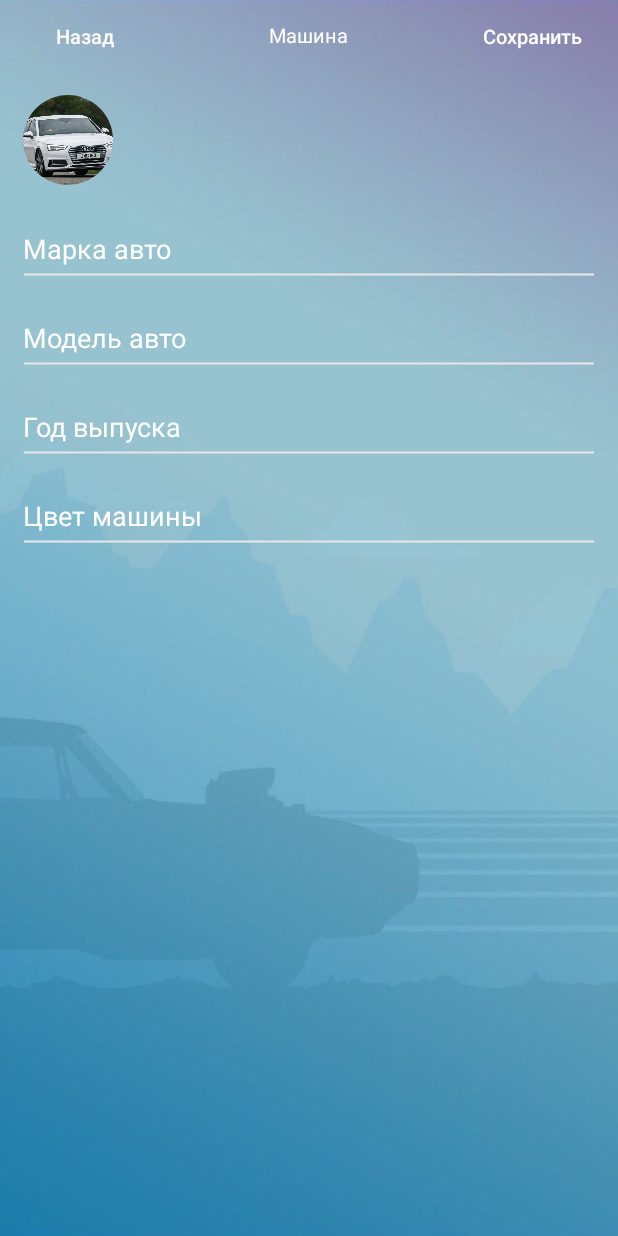
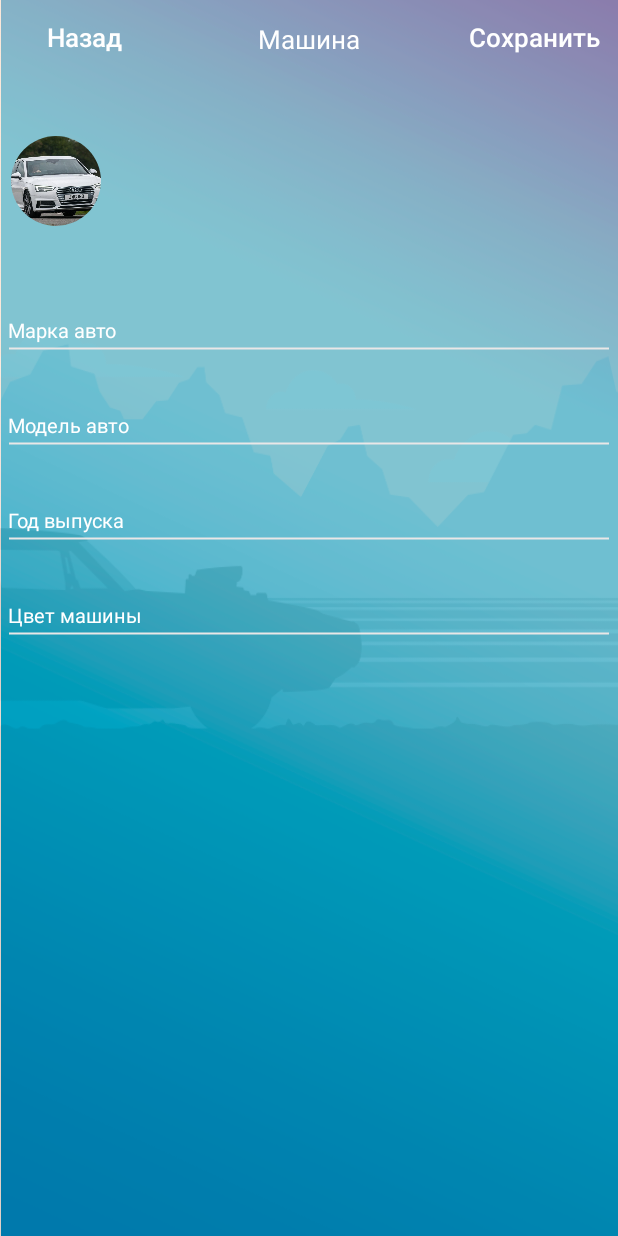
Before and after one commit to Dima2407/smapl, an Android app: the layout fragment_set_car.xml on its own in the app's theme, with its tools: preview values and no code run, on a phone screen of 412 x 824 dp. Run offline under Robolectric (Android 15) with nearby library versions, the phone set to English and light mode, and no system bars.

Commit message:
SetCarFragment and ChangePasswordFragment are redone in accordance with design. Added binding

```diff
--- a/app/src/main/res/layout/fragment_set_car.xml
+++ b/app/src/main/res/layout/fragment_set_car.xml
@@ -1,22 +1,25 @@
 <?xml version="1.0" encoding="utf-8"?>
 <layout xmlns:android="http://schemas.android.com/apk/res/android">
+
     <data>
 
         <variable
             name="user"
-                type="com.smapl_android.model.UserInfo"/>
+            type="com.smapl_android.model.UserInfo" />
 
         <variable
             name="presenter"
-                type="com.smapl_android.ui.fragments.SetCarFragment.Presenter"/>
+            type="com.smapl_android.ui.fragments.SetCarFragment.Presenter" />
     </data>
+
     <LinearLayout
         android:layout_width="match_parent"
         android:layout_height="match_parent"
-            android:orientation="vertical"
-            android:background="@drawable/img_smapl_background">
+        android:background="@drawable/bg"
+        android:orientation="vertical">
 
         <LinearLayout
+            android:id="@+id/linear_edit_car_menu"
             android:layout_width="match_parent"
             android:layout_height="wrap_content"
             android:orientation="horizontal">
@@ -26,12 +29,12 @@
                 android:layout_width="wrap_content"
                 android:layout_height="match_parent"
                 android:layout_weight="1"
-                    android:textSize="@dimen/core_text_size"
                 android:background="@android:color/transparent"
+                android:onClick="@{() -> presenter.onBackClicked()}"
                 android:text="@string/back"
+                android:textAllCaps="false"
                 android:textColor="@android:color/white"
-                    android:textAllCaps="false"
-                    android:onClick="@{() -> presenter.onBackClicked()}"/>
+                android:textSize="@dimen/text_menu_bottom_size" />
 
             <TextView
                 android:layout_width="wrap_content"
@@ -40,100 +43,110 @@
                 android:background="@android:color/transparent"
                 android:paddingTop="14dp"
                 android:text="@string/set_car"
+                android:textAlignment="center"
                 android:textColor="@android:color/white"
-                    android:textAlignment="center"
-                    android:textSize="@dimen/core_text_size"/>
+                android:textSize="@dimen/text_menu_bottom_size" />
 
             <Button
                 android:id="@+id/btn_set_car_forward"
                 android:layout_width="wrap_content"
                 android:layout_height="match_parent"
                 android:layout_weight="1"
-                    android:textSize="@dimen/core_text_size"
                 android:background="@android:color/transparent"
-                    android:textColor="@android:color/white"
+                android:onClick="@{() -> presenter.onSaveClicked()}"
                 android:text="@string/save"
                 android:textAllCaps="false"
-                    android:onClick="@{() -> presenter.onSaveClicked()}"/>
+                android:textColor="@android:color/white"
+                android:textSize="@dimen/text_menu_bottom_size" />
 
         </LinearLayout>
 
         <RelativeLayout
             android:layout_width="match_parent"
             android:layout_height="match_parent"
-                android:layout_margin="15dp">
+            android:layout_margin="5dp">
 
             <de.hdodenhof.circleimageview.CircleImageView
                 android:id="@+id/img_circle_set_car_photo"
-                    android:src="@drawable/audi"
                 android:layout_width="@dimen/image_car_circle_size"
-                    android:layout_height="@dimen/image_car_circle_size"/>
+                android:layout_height="@dimen/image_car_circle_size"
+                android:layout_marginLeft="2dp"
+                android:layout_marginTop="35dp"
+                android:src="@drawable/audi" />
 
             <TextView
                 android:id="@+id/text_set_car_name"
+                android:layout_width="wrap_content"
+                android:layout_height="wrap_content"
+                android:layout_marginLeft="10dp"
+                android:layout_marginTop="40dp"
+                android:layout_toRightOf="@id/img_circle_set_car_photo"
                 android:text="@{user.name}"
-                    android:textSize="@dimen/name_profile_size"
                 android:textColor="@android:color/white"
-                    android:layout_toRightOf="@id/img_circle_set_car_photo"
-                    android:layout_marginLeft="10dp"
-                    android:layout_marginTop="10dp"
-                    android:layout_width="wrap_content"
-                    android:layout_height="wrap_content"/>
+                android:textSize="@dimen/name_profile_size" />
 
             <TextView
                 android:id="@+id/text_set_car_car_brand_model"
+                android:layout_width="wrap_content"
+                android:layout_height="wrap_content"
+                android:layout_alignLeft="@id/text_set_car_name"
+                android:layout_below="@id/text_set_car_name"
                 android:text="@{user.carBrandModel}"
                 android:textColor="@android:color/white"
-                    android:layout_below="@id/text_set_car_name"
-                    android:layout_alignLeft="@id/text_set_car_name"
-                    android:textSize="@dimen/car_brand_model_profile_size"
-                    android:layout_width="wrap_content"
-                    android:layout_height="wrap_content"/>
+                android:textSize="@dimen/car_brand_model_profile_size" />
 
             <EditText
                 android:id="@+id/edit_set_car_brand"
-                    android:layout_below="@id/img_circle_set_car_photo"
-                    android:layout_marginTop="30dp"
-                    android:hint="@string/hint_car_brand"
-                    android:background="@drawable/edit_text_line_background"
-                    android:textColorHint="@android:color/white"
                 android:layout_width="match_parent"
                 android:layout_height="wrap_content"
+                android:layout_below="@id/img_circle_set_car_photo"
+                android:layout_marginTop="50dp"
+                android:addTextChangedListener="@{user.carBrandTextWatcher}"
+                android:background="@drawable/edit_text_line_background"
+                android:hint="@string/hint_car_brand"
                 android:text="@{user.carBrand}"
-                    android:addTextChangedListener="@{user.carBrandTextWatcher}"/>
+                android:paddingTop="@dimen/edit_password_edit_padding_top"
+                android:textSize="@dimen/core_text_size"
+                android:textColorHint="@android:color/white" />
 
             <EditText
                 android:id="@+id/edit_set_car_model"
-                    android:layout_below="@id/edit_set_car_brand"
-                    android:hint="@string/hint_car_model"
-                    android:background="@drawable/edit_text_line_background"
-                    android:textColorHint="@android:color/white"
                 android:layout_width="match_parent"
                 android:layout_height="wrap_content"
+                android:layout_below="@id/edit_set_car_brand"
+                android:addTextChangedListener="@{user.carModelTextWatcher}"
+                android:background="@drawable/edit_text_line_background"
+                android:hint="@string/hint_car_model"
                 android:text="@{user.carModel}"
-                    android:addTextChangedListener="@{user.carModelTextWatcher}"/>
+                android:paddingTop="@dimen/edit_password_edit_padding_top"
+                android:textSize="@dimen/core_text_size"
+                android:textColorHint="@android:color/white" />
 
             <EditText
                 android:id="@+id/edit_set_car_year_issue"
-                    android:layout_below="@id/edit_set_car_model"
-                    android:hint="@string/hint_car_year_issue"
-                    android:background="@drawable/edit_text_line_background"
-                    android:textColorHint="@android:color/white"
                 android:layout_width="match_parent"
                 android:layout_height="wrap_content"
+                android:layout_below="@id/edit_set_car_model"
+                android:addTextChangedListener="@{user.carYearTextWatcher}"
+                android:background="@drawable/edit_text_line_background"
+                android:hint="@string/hint_car_year_issue"
                 android:text="@{user.carYear}"
-                    android:addTextChangedListener="@{user.carYearTextWatcher}"/>
+                android:paddingTop="@dimen/edit_password_edit_padding_top"
+                android:textSize="@dimen/core_text_size"
+                android:textColorHint="@android:color/white" />
 
             <EditText
                 android:id="@+id/edit_set_car_color"
-                    android:layout_below="@id/edit_set_car_year_issue"
-                    android:hint="@string/hint_car_color"
-                    android:background="@drawable/edit_text_line_background"
-                    android:textColorHint="@android:color/white"
                 android:layout_width="match_parent"
                 android:layout_height="wrap_content"
+                android:layout_below="@id/edit_set_car_year_issue"
+                android:paddingTop="@dimen/edit_password_edit_padding_top"
+                android:addTextChangedListener="@{user.carColorTextWatcher}"
+                android:background="@drawable/edit_text_line_background"
+                android:hint="@string/hint_car_color"
                 android:text="@{user.carColor}"
-                    android:addTextChangedListener="@{user.carColorTextWatcher}"/>
+                android:textSize="@dimen/core_text_size"
+                android:textColorHint="@android:color/white" />
 
 
         </RelativeLayout>
```
Also changed, not shown: app/src/main/java/com/smapl_android/model/UserViewPassword.java (added, +25 -0 lines), app/src/main/java/com/smapl_android/ui/fragments/ChangePasswordFragment.java (+41 -26 lines), app/src/main/res/layout/fragment_change_password.xml (+60 -26 lines), app/src/main/res/drawable-hdpi/vector_smart_object_15.png (added), app/src/main/res/drawable-mdpi/vector_smart_object_15.png (added), app/src/main/res/drawable-xhdpi/vector_smart_object_15.png (added), app/src/main/res/drawable-xxhdpi/vector_smart_object_15.png (added), app/src/main/res/drawable-xxxhdpi/vector_smart_object_15.png (added). Lines whose indentation alone changed are shown as unchanged.
